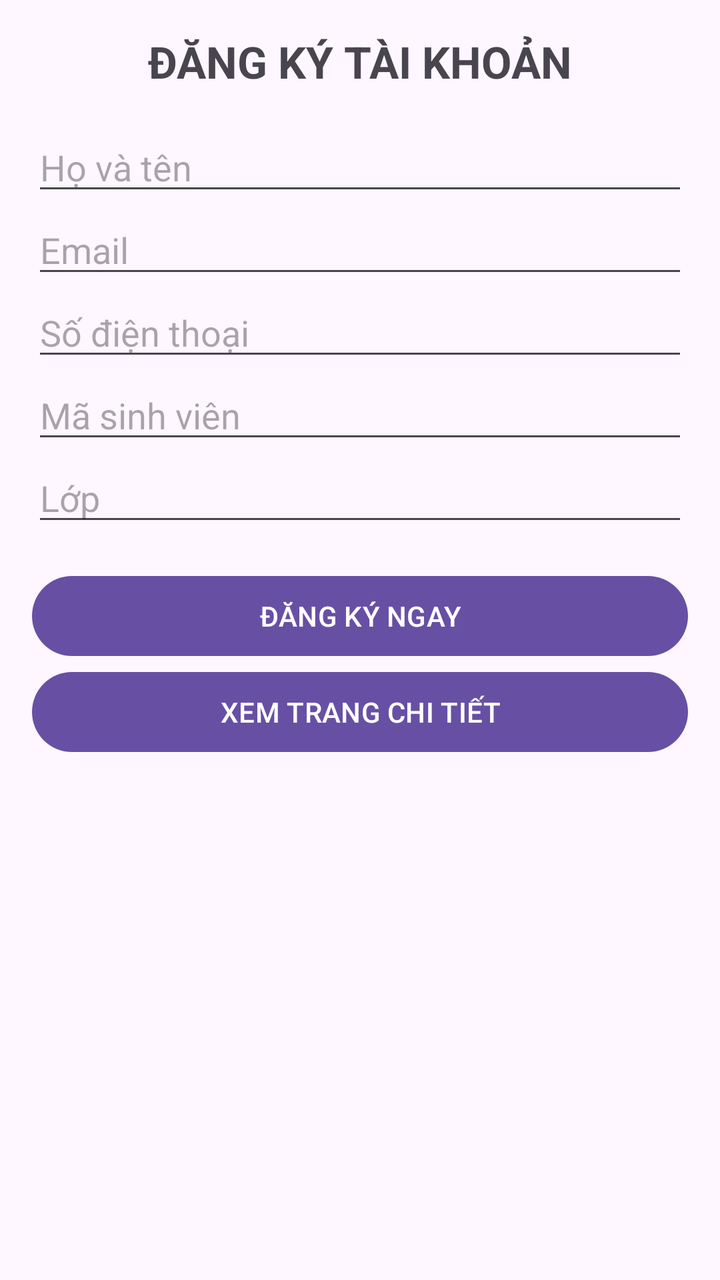
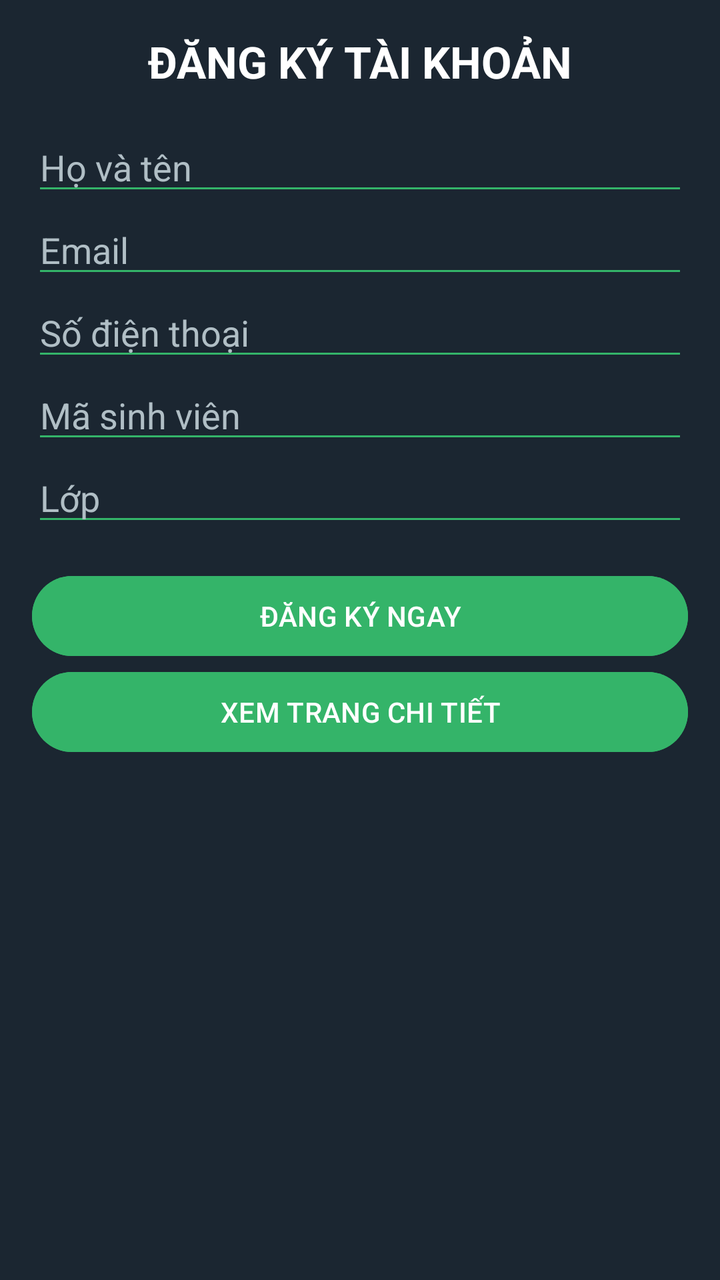

The first picture is an Android layout as it rendered before a commit; the second is the same layout after the commit. The layout source and the unified diff follow.
<!-- AndroidManifest.xml: application theme Theme.FormDK -->
<!-- res/layout/activity_main.xml -->
<?xml version="1.0" encoding="utf-8"?>
<ScrollView xmlns:android="http://schemas.android.com/apk/res/android"
    android:layout_width="match_parent"
    android:layout_height="match_parent">

    <LinearLayout
        android:layout_width="match_parent"
        android:layout_height="wrap_content"
        android:orientation="vertical"
        android:padding="16dp">

        <TextView
            android:layout_width="match_parent"
            android:layout_height="wrap_content"
            android:gravity="center"
            android:text="@string/title_register"
            android:textSize="22sp"
            android:textStyle="bold" />

        <EditText
            android:id="@+id/edtFullName"
            android:layout_width="match_parent"
            android:layout_height="wrap_content"
            android:layout_marginTop="16dp"
            android:hint="@string/hint_full_name"
            android:inputType="textPersonName" />

        <EditText
            android:id="@+id/edtEmail"
            android:layout_width="match_parent"
            android:layout_height="wrap_content"
            android:hint="@string/hint_email"
            android:inputType="textEmailAddress" />

        <EditText
            android:id="@+id/edtPhone"
            android:layout_width="match_parent"
            android:layout_height="wrap_content"
            android:hint="@string/hint_phone"
            android:inputType="phone" />

        <EditText
            android:id="@+id/edtStudentId"
            android:layout_width="match_parent"
            android:layout_height="wrap_content"
            android:hint="@string/hint_student_id"
            android:inputType="number" />

        <EditText
            android:id="@+id/edtClass"
            android:layout_width="match_parent"
            android:layout_height="wrap_content"
            android:hint="@string/hint_class"
            android:inputType="textCapCharacters" />

        <Button
            android:id="@+id/btnRegister"
            android:layout_width="match_parent"
            android:layout_height="wrap_content"
            android:layout_marginTop="16dp"
            android:text="@string/btn_register" />

        <Button
            android:id="@+id/btnToDetail"
            android:layout_width="match_parent"
            android:layout_height="wrap_content"
            android:text="@string/btn_go_detail" />

    </LinearLayout>
</ScrollView>
<!-- resources referenced by this layout -->
<resources>
  <string name="btn_go_detail">XEM TRANG CHI TIẾT</string>
  <string name="btn_register">ĐĂNG KÝ NGAY</string>
  <string name="hint_class">Lớp</string>
  <string name="hint_email">Email</string>
  <string name="hint_full_name">Họ và tên</string>
  <string name="hint_phone">Số điện thoại</string>
  <string name="hint_student_id">Mã sinh viên</string>
  <string name="title_register">ĐĂNG KÝ TÀI KHOẢN</string>
  <style name="Theme.FormDK" parent="Base.Theme.FormDK" />
  <style name="Base.Theme.FormDK" parent="Theme.Material3.DayNight.NoActionBar">
          
          
      </style>
</resources>

<!-- the commit's change to res/layout/activity_main.xml (unified diff, before → after) -->
@@ -1,7 +1,8 @@
 <?xml version="1.0" encoding="utf-8"?>
 <ScrollView xmlns:android="http://schemas.android.com/apk/res/android"
     android:layout_width="match_parent"
-    android:layout_height="match_parent">
+    android:layout_height="match_parent"
+    android:background="@color/bg_dark">
 
     <LinearLayout
         android:layout_width="match_parent"
@@ -14,6 +15,7 @@
             android:layout_height="wrap_content"
             android:gravity="center"
             android:text="@string/title_register"
+            android:textColor="@color/text_white"
             android:textSize="22sp"
             android:textStyle="bold" />
 
@@ -23,48 +25,67 @@
             android:layout_height="wrap_content"
             android:layout_marginTop="16dp"
             android:hint="@string/hint_full_name"
-            android:inputType="textPersonName" />
+            android:inputType="textPersonName"
+            android:textColor="@color/text_white"
+            android:textColorHint="@color/text_gray"
+            android:backgroundTint="@color/accent_green" />
 
         <EditText
             android:id="@+id/edtEmail"
             android:layout_width="match_parent"
             android:layout_height="wrap_content"
             android:hint="@string/hint_email"
-            android:inputType="textEmailAddress" />
+            android:inputType="textEmailAddress"
+            android:textColor="@color/text_white"
+            android:textColorHint="@color/text_gray"
+            android:backgroundTint="@color/accent_green" />
 
         <EditText
             android:id="@+id/edtPhone"
             android:layout_width="match_parent"
             android:layout_height="wrap_content"
             android:hint="@string/hint_phone"
-            android:inputType="phone" />
+            android:inputType="phone"
+            android:textColor="@color/text_white"
+            android:textColorHint="@color/text_gray"
+            android:backgroundTint="@color/accent_green" />
 
         <EditText
             android:id="@+id/edtStudentId"
             android:layout_width="match_parent"
             android:layout_height="wrap_content"
             android:hint="@string/hint_student_id"
-            android:inputType="number" />
+            android:inputType="number"
+            android:textColor="@color/text_white"
+            android:textColorHint="@color/text_gray"
+            android:backgroundTint="@color/accent_green" />
 
         <EditText
             android:id="@+id/edtClass"
             android:layout_width="match_parent"
             android:layout_height="wrap_content"
             android:hint="@string/hint_class"
-            android:inputType="textCapCharacters" />
+            android:inputType="textCapCharacters"
+            android:textColor="@color/text_white"
+            android:textColorHint="@color/text_gray"
+            android:backgroundTint="@color/accent_green" />
 
         <Button
             android:id="@+id/btnRegister"
             android:layout_width="match_parent"
             android:layout_height="wrap_content"
             android:layout_marginTop="16dp"
-            android:text="@string/btn_register" />
+            android:text="@string/btn_register"
+            android:textColor="@color/text_white"
+            android:backgroundTint="@color/accent_green" />
 
         <Button
             android:id="@+id/btnToDetail"
             android:layout_width="match_parent"
             android:layout_height="wrap_content"
-            android:text="@string/btn_go_detail" />
+            android:text="@string/btn_go_detail"
+            android:textColor="@color/text_white"
+            android:backgroundTint="@color/accent_green" />
 
     </LinearLayout>
 </ScrollView>
<!-- resource entries referenced after the edit -->
@@ -1,5 +1,9 @@
 <!-- resources referenced by this layout -->
 <resources>
+  <color name="accent_green">#34B469</color>
+  <color name="bg_dark">#1B2631</color>
+  <color name="text_gray">#B0BEC5</color>
+  <color name="text_white">#FFFFFF</color>
   <string name="btn_go_detail">XEM TRANG CHI TIẾT</string>
   <string name="btn_register">ĐĂNG KÝ NGAY</string>
   <string name="hint_class">Lớp</string>
